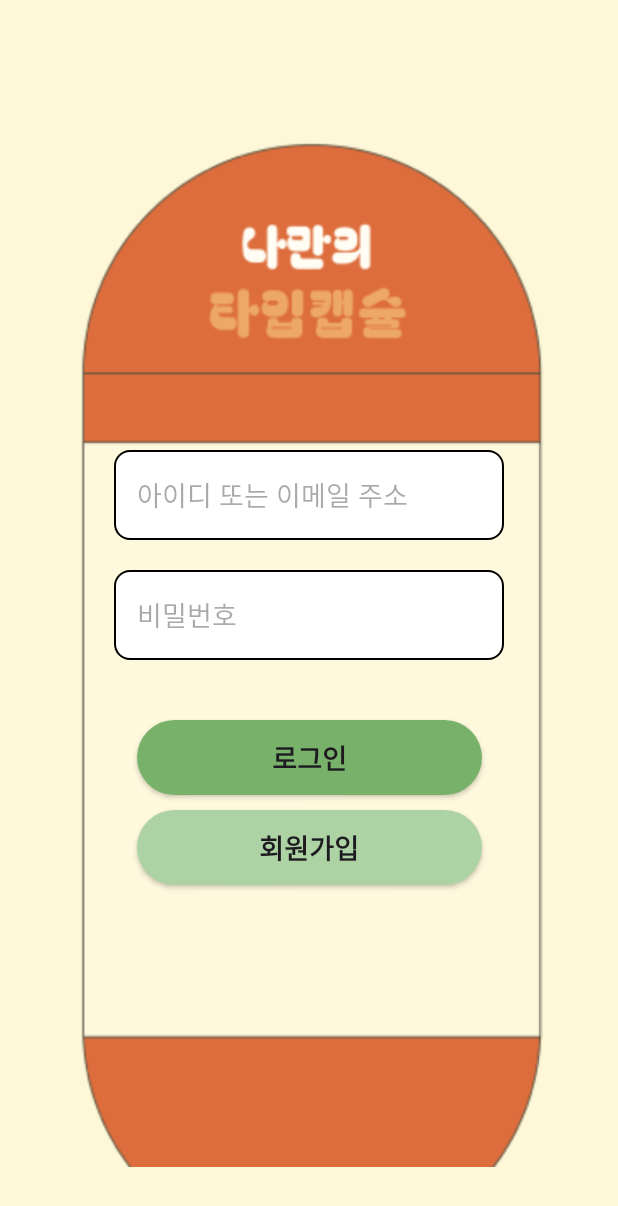
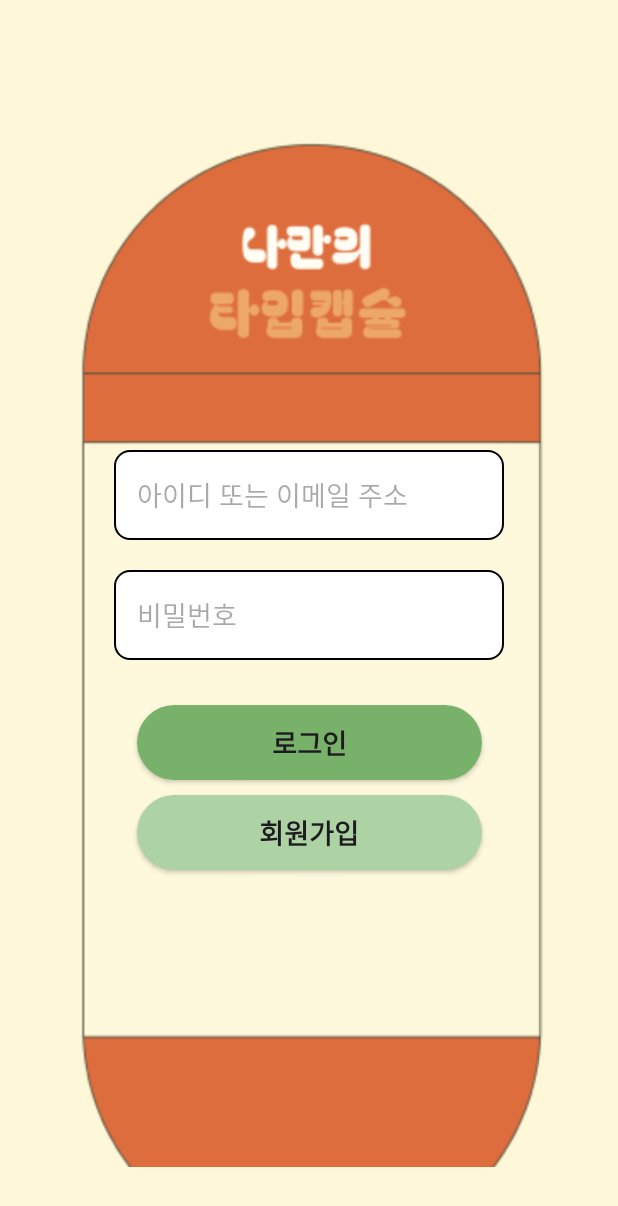
Before and after one commit to Linaeformin/GURU2, an Android app: the screen it shows after launch (LoginActivity), on a phone screen of 412 x 824 dp. Shown: the top 1206 px of the screen. Run offline under Robolectric (Android 15) with nearby library versions, the phone set to English and light mode, and no system bars.

Commit message:
[DESIGN] 로그인 화면 디자인 수정

```diff
--- a/app/src/main/res/layout/activity_login.xml
+++ b/app/src/main/res/layout/activity_login.xml
@@ -59,7 +59,7 @@
         app:layout_constraintTop_toBottomOf="@id/login_password_et"
         app:layout_constraintStart_toStartOf="parent"
         app:layout_constraintEnd_toEndOf="parent"
-        android:layout_marginTop="40dp"
+        android:layout_marginTop="30dp"
         android:layout_marginHorizontal="30dp"
         tools:ignore="DuplicateSpeakableTextCheck"/>
 
```
